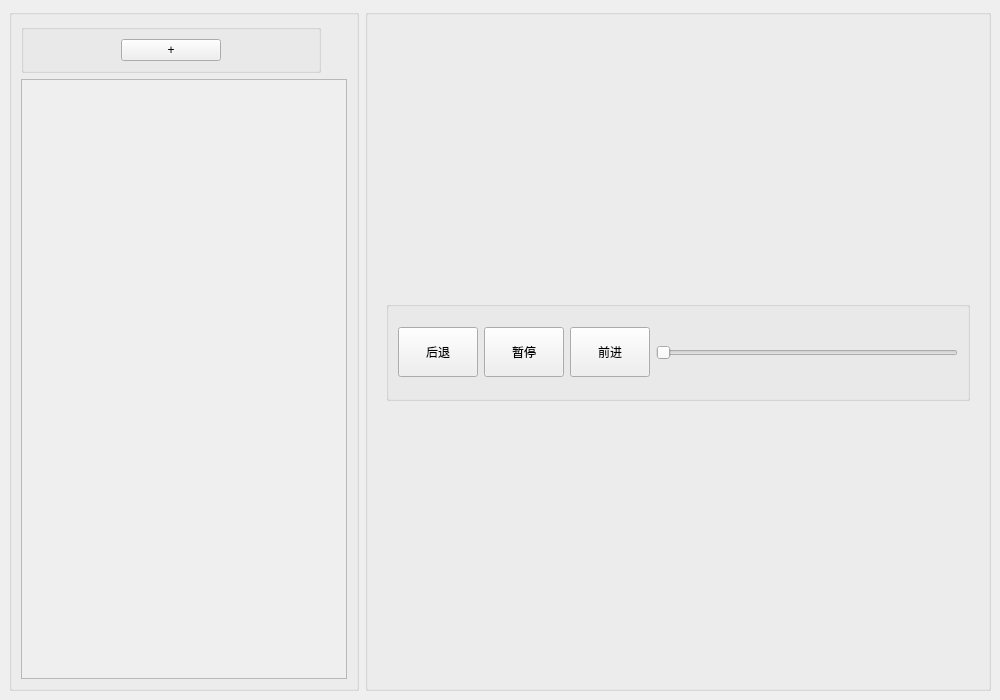
This is mainwindow.ui in 454270186/XJCO2811_UserInterface as Qt 5 draws it before an edit. The edited form follows.
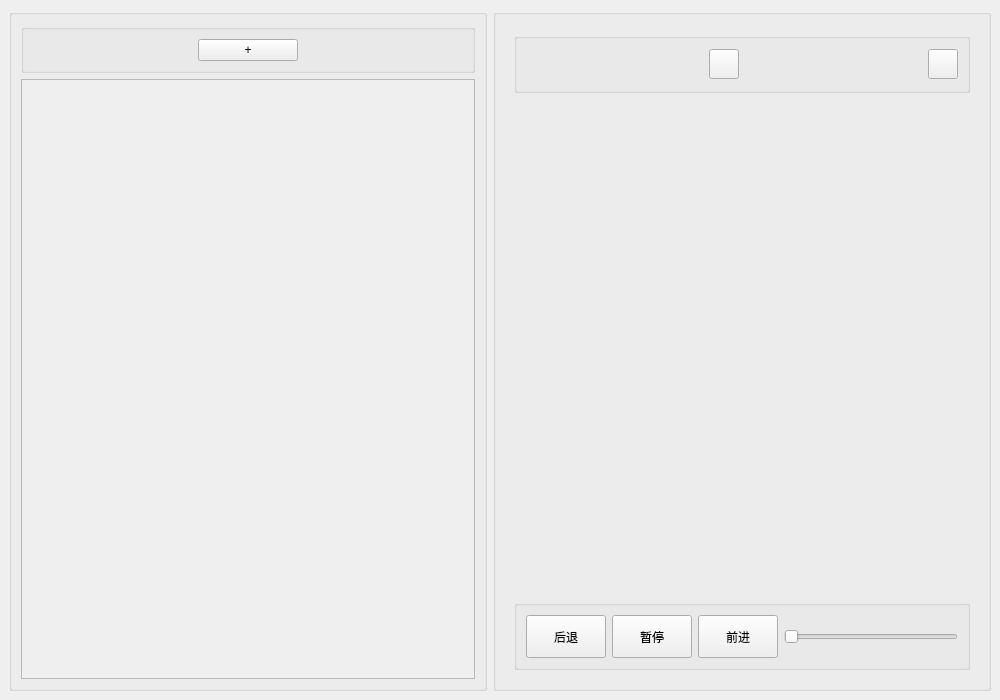
This is the edited form.

Commit message: feat：修改了视频播放页面的布局，添加了mainwindow左侧初始隐藏，添加了右侧全屏

```diff
--- a/mainwindow.ui
+++ b/mainwindow.ui
@@ -31,13 +31,13 @@
      <widget class="QGroupBox" name="picturelist">
       <property name="minimumSize">
        <size>
-        <width>18</width>
+        <width>350</width>
         <height>18</height>
        </size>
       </property>
       <property name="maximumSize">
        <size>
-        <width>350</width>
+        <width>16777215</width>
         <height>16777215</height>
        </size>
       </property>
@@ -47,9 +47,15 @@
       <layout class="QVBoxLayout" name="verticalLayout_2">
        <item>
         <widget class="QGroupBox" name="lists">
+         <property name="minimumSize">
+          <size>
+           <width>0</width>
+           <height>0</height>
+          </size>
+         </property>
          <property name="maximumSize">
           <size>
-           <width>300</width>
+           <width>16777215</width>
            <height>300</height>
           </size>
          </property>
@@ -106,13 +112,111 @@
       <layout class="QVBoxLayout" name="verticalLayout">
        <item>
         <widget class="QWidget" name="widget" native="true">
-         <layout class="QVBoxLayout" name="verticalLayout_4">
+         <layout class="QVBoxLayout" name="verticalLayout_3">
+          <item>
+           <widget class="QGroupBox" name="fullandmoblie">
+            <property name="minimumSize">
+             <size>
+              <width>0</width>
+              <height>60</height>
+             </size>
+            </property>
+            <property name="maximumSize">
+             <size>
+              <width>16777215</width>
+              <height>60</height>
+             </size>
+            </property>
+            <property name="title">
+             <string/>
+            </property>
+            <layout class="QHBoxLayout" name="horizontalLayout_4">
+             <item>
+              <spacer name="horizontalSpacer">
+               <property name="orientation">
+                <enum>Qt::Horizontal</enum>
+               </property>
+               <property name="sizeHint" stdset="0">
+                <size>
+                 <width>183</width>
+                 <height>20</height>
+                </size>
+               </property>
+              </spacer>
+             </item>
+             <item>
+              <widget class="QPushButton" name="mobileTerminal">
+               <property name="minimumSize">
+                <size>
+                 <width>30</width>
+                 <height>30</height>
+                </size>
+               </property>
+               <property name="maximumSize">
+                <size>
+                 <width>30</width>
+                 <height>30</height>
+                </size>
+               </property>
+               <property name="text">
+                <string/>
+               </property>
+              </widget>
+             </item>
+             <item>
+              <spacer name="horizontalSpacer_2">
+               <property name="orientation">
+                <enum>Qt::Horizontal</enum>
+               </property>
+               <property name="sizeHint" stdset="0">
+                <size>
+                 <width>183</width>
+                 <height>20</height>
+                </size>
+               </property>
+              </spacer>
+             </item>
+             <item>
+              <widget class="QPushButton" name="fullScreen">
+               <property name="minimumSize">
+                <size>
+                 <width>30</width>
+                 <height>30</height>
+                </size>
+               </property>
+               <property name="maximumSize">
+                <size>
+                 <width>30</width>
+                 <height>30</height>
+                </size>
+               </property>
+               <property name="styleSheet">
+                <string notr="true">
+color: qradialgradient(spread:pad, cx:0.5, cy:0.5, radius:0.5, fx:0.5, fy:0.5, stop:0 rgba(0, 0, 0, 255), stop:0.19397 rgba(0, 0, 0, 255), stop:0.202312 rgba(122, 97, 0, 255), stop:0.495514 rgba(76, 58, 0, 255), stop:0.504819 rgba(255, 255, 255, 255), stop:0.79 rgba(255, 255, 255, 255), stop:1 rgba(255, 158, 158, 255));</string>
+               </property>
+               <property name="text">
+                <string/>
+               </property>
+              </widget>
+             </item>
+            </layout>
+           </widget>
+          </item>
+          <item>
+           <widget class="QWidget" name="videoplayer" native="true"/>
+          </item>
           <item>
            <widget class="QGroupBox" name="control">
+            <property name="minimumSize">
+             <size>
+              <width>0</width>
+              <height>70</height>
+             </size>
+            </property>
             <property name="maximumSize">
              <size>
               <width>16777215</width>
-              <height>100</height>
+              <height>70</height>
              </size>
             </property>
             <property name="title">
```
The commit also changes 4 other files.
